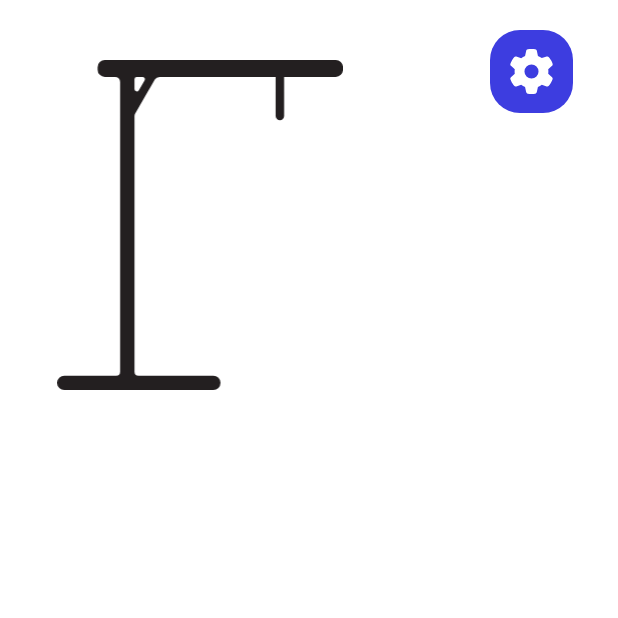
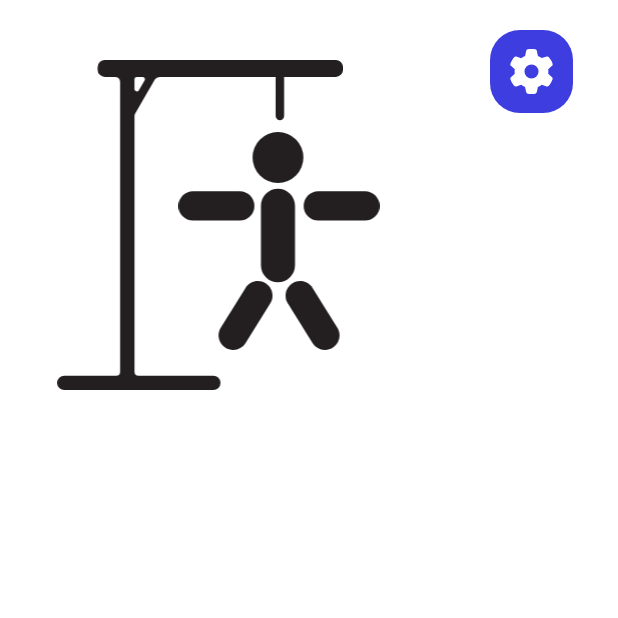
Before and after one commit to arthurjf/Jogo-da-Forca, an Android app: the GameplayActivity screen opened directly, with no data from a screen before it, on a phone screen of 412 x 824 dp, the top half of it. Run offline under Robolectric (Android 15) with nearby library versions, the phone set to English and light mode, and no system bars.

Commit message:
Layout da tela de gameplay

```diff
--- a/app/src/main/res/layout/activity_gameplay.xml
+++ b/app/src/main/res/layout/activity_gameplay.xml
@@ -22,7 +22,7 @@
         app:tint="@color/button_text" />
 
     <ImageView
-        android:id="@+id/imageView"
+        android:id="@+id/img_gallows"
         android:layout_width="220dp"
         android:layout_height="220dp"
         android:layout_marginTop="40dp"
@@ -31,4 +31,24 @@
         app:layout_constraintStart_toStartOf="parent"
         app:layout_constraintTop_toTopOf="parent"
         app:srcCompat="@drawable/gallows" />
+
+    <ImageView
+        android:id="@+id/img_hangman"
+        android:layout_width="145dp"
+        android:layout_height="145dp"
+        android:layout_marginTop="88dp"
+        app:layout_constraintEnd_toEndOf="parent"
+        app:layout_constraintHorizontal_bias="0.424"
+        app:layout_constraintStart_toStartOf="parent"
+        app:layout_constraintTop_toTopOf="parent"
+        app:srcCompat="@drawable/hangman_6" />
+
+    <LinearLayout
+        android:id="@+id/layout_word"
+        android:layout_width="match_parent"
+        android:layout_height="50dp"
+        android:layout_marginTop="10dp"
+        android:orientation="horizontal"
+        app:layout_constraintTop_toBottomOf="@+id/img_gallows" />
+
 </androidx.constraintlayout.widget.ConstraintLayout>
```
